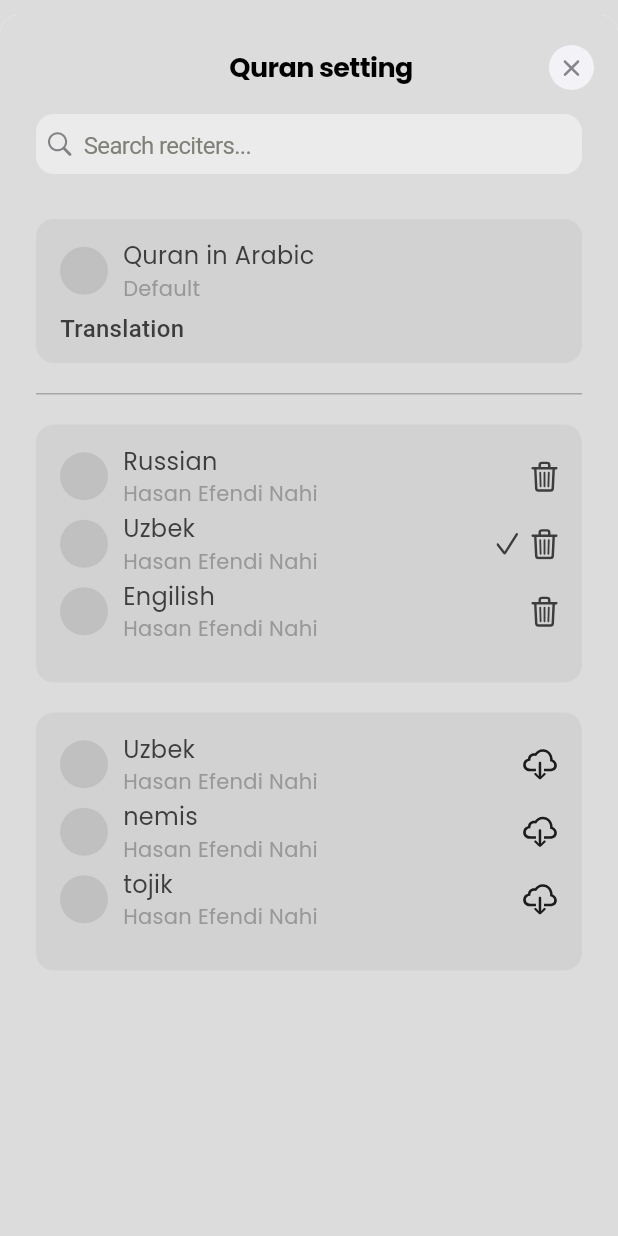
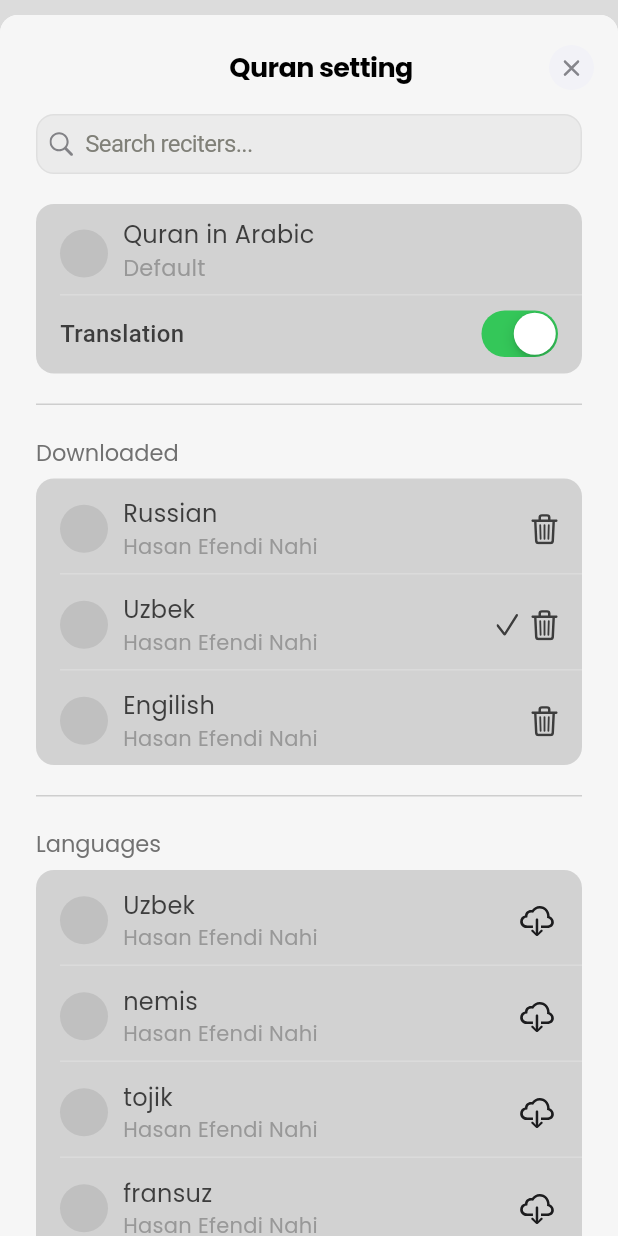
Before and after one commit to IbrohimJamoliddinov/Al-Quron, a Flutter app: what showSettingLanguage() shows on an empty page, opened directly, on a phone screen of 412 x 824 dp. Run offline on Flutter 3.47's test engine with Material 2 defaults, Android fonts, the phone set to English and light mode, and no system bars; our stand-ins replace carousel_slider, flutter_svg, modal_bottom_sheet, percent_indicator, permission_handler, shared_preferences and 1 more; missing offline and left inert: flutter_qiblah; accounts and stored records are empty; project files that could hold a hidden picture were left out.

Commit message:
Quran settings

```diff
--- a/lib/src/dialog/bottom_dialog.dart
+++ b/lib/src/dialog/bottom_dialog.dart
@@ -1,5 +1,4 @@
 import 'package:al_quran/src/models/language_model.dart';
-import 'package:al_quran/src/models/remove_language.dart';
 import 'package:al_quran/src/utils/app_theme.dart';
 import 'package:al_quran/src/widgets/text_switch.dart';
 import 'package:flutter/cupertino.dart';
@@ -287,7 +286,7 @@ class BottomDialog {
   }
 
   static void showSettingLanguage(BuildContext context) {
-    List<LanguageModel> data = [
+    List<LanguageModel> download = [
       LanguageModel(
         language: "Russian",
         name: "Hasan Efendi Nahi",
@@ -302,35 +301,34 @@ class BottomDialog {
       ),
     ];
 
-    List<RemoveLanguage> dataRemove = [
-      RemoveLanguage(
+    List<LanguageModel> language = [
+      LanguageModel(
         language: "Uzbek",
         name: "Hasan Efendi Nahi",
       ),
-      RemoveLanguage(
+      LanguageModel(
         language: "nemis",
         name: "Hasan Efendi Nahi",
       ),
-      RemoveLanguage(
+      LanguageModel(
         language: "tojik",
         name: "Hasan Efendi Nahi",
       ),
-      RemoveLanguage(
+      LanguageModel(
         language: "fransuz",
         name: "Hasan Efendi Nahi",
       )
     ];
 
-    int _selectedDelete = 1;
     int _selectedIndex = 1;
-    bool status = true;
+    bool isTranslate = true;
     CupertinoScaffold.showCupertinoModalBottomSheet(
       context: context,
       builder: (context) {
         return StatefulBuilder(
           builder: (context, setState) {
             return Scaffold(
-              backgroundColor: Color(0xFFDCDCDC),
+              backgroundColor: Color(0xFFF6F6F6),
               body: Column(
                 children: [
                   Container(
@@ -367,13 +365,16 @@ class BottomDialog {
                     ),
                   ),
                   Container(
-                    color: Color(0xFFDCDCDC),
-                    padding: EdgeInsets.only(left: 24.0, right: 24, bottom: 10),
+                    color: Colors.transparent,
+                    padding: EdgeInsets.only(left: 24.0, right: 24),
                     child: Container(
                       height: 40,
                       decoration: BoxDecoration(
                         borderRadius: BorderRadius.circular(12),
                         color: Color(0xFFEBEBEB),
+                        border: Border.all(
+                          color: Color(0xFFDFDFDF),
+                        ),
                       ),
                       child: Row(
                         children: [
@@ -411,6 +412,7 @@ class BottomDialog {
                   ),
                   Expanded(
                     child: ListView(
+                      padding: EdgeInsets.zero,
                       children: [
                         Container(
                           margin: EdgeInsets.only(
@@ -450,6 +452,7 @@ class BottomDialog {
                                           fontSize: 16,
                                           fontWeight: FontWeight.w400,
                                           letterSpacing: 0.2,
+                                          height: 1.2,
                                           fontFamily: AppTheme.fontPoppins,
                                           color: Color(0xFF3D3D3D),
                                         ),
@@ -457,7 +460,7 @@ class BottomDialog {
                                       Text(
                                         "Default",
                                         style: TextStyle(
-                                          fontSize: 14,
+                                          fontSize: 15,
                                           fontWeight: FontWeight.w400,
                                           letterSpacing: 0.2,
                                           fontFamily: AppTheme.fontPoppins,
@@ -467,6 +470,11 @@ class BottomDialog {
                                     ],
                                   )
                                 ],
+                              ),
+                              Container(
+                                margin: EdgeInsets.symmetric(vertical: 6),
+                                height: 1,
+                                color: Color(0xFFDBDBDB),
                               ),
                               Row(
                                 children: [
@@ -480,19 +488,22 @@ class BottomDialog {
                                     ),
                                   ),
                                   Spacer(),
-                                  Container(
-                                    width: 52,
-                                    height: 32,
-                                    // child: FlutterSwitch(
-                                    //   width: 52,
-                                    //   height: 32,
-                                    //   toggleSize: 27.0,
-                                    //   value: status,
-                                    //   borderRadius: 16.0,
-                                    //   activeColor: Colors.green,
-                                    //   onToggle: (value) {},
-                                    // ),
+                                  GestureDetector(
+                                    child: CupertinoSwitch(
+                                      value: isTranslate,
+                                      onChanged: (bool value) {
+                                        setState(() {
+                                          isTranslate = value;
+                                        });
+                                      },
                                     ),
+                                    onTap: () {
+                                      setState(() {
+                                        isTranslate = !isTranslate;
+                                      });
+                                    },
+                                  ),
+                                  SizedBox(width: 12),
                                 ],
                               ),
                             ],
@@ -500,15 +511,30 @@ class BottomDialog {
                         ),
                         Container(
                           height: 1,
-                          width: MediaQuery.of(context).size.width - 48,
-                          margin: EdgeInsets.only(left: 24, right: 24, top: 20),
-                          color: Color(0xFFA7A7A7),
+                          margin: EdgeInsets.only(
+                            left: 24,
+                            right: 24,
+                            top: 20,
+                            bottom: 20,
+                          ),
+                          color: Color(0xFFA7A7A7).withOpacity(0.5),
                         ),
                         Container(
-                          height: 172,
-                          margin: EdgeInsets.only(left: 24, right: 24, top: 20),
+                          margin: EdgeInsets.only(left: 24, right: 24),
+                          child: Text(
+                            "Downloaded",
+                            style: TextStyle(
+                              fontFamily: AppTheme.fontPoppins,
+                              fontSize: 15,
+                              color: Color(0xFF717171),
+                            ),
+                          ),
+                        ),
+                        Container(
+                          margin: EdgeInsets.only(left: 24, right: 24, top: 6),
                           padding: EdgeInsets.only(
-                              left: 16, top: 12, right: 16, bottom: 10),
+                            left: 16,
+                          ),
                           decoration: BoxDecoration(
                             color: Color(0xFFD2D2D2),
                             borderRadius: BorderRadius.circular(12),
@@ -516,14 +542,19 @@ class BottomDialog {
                           child: ListView.builder(
                             shrinkWrap: true,
                             physics: NeverScrollableScrollPhysics(),
-                            itemCount: data.length,
+                            itemCount: download.length,
+                            padding: EdgeInsets.zero,
                             itemBuilder: (context, index) {
-                              return GestureDetector(
+                              return Column(
+                                children: [
+                                  GestureDetector(
                                     onTap: () {
                                       setState(() {
                                         _selectedIndex = index;
                                       });
                                     },
+                                    child: Container(
+                                      color: Colors.transparent,
                                       child: Row(
                                         children: [
                                           Container(
@@ -531,7 +562,8 @@ class BottomDialog {
                                             height: 32,
                                             margin: EdgeInsets.only(right: 10),
                                             decoration: BoxDecoration(
-                                        borderRadius: BorderRadius.circular(16),
+                                              borderRadius:
+                                                  BorderRadius.circular(16),
                                               color: Color(0xFFC0C0C0),
                                             ),
                                           ),
@@ -541,22 +573,24 @@ class BottomDialog {
                                                   CrossAxisAlignment.start,
                                               children: [
                                                 Text(
-                                            data[index].language,
+                                                  download[index].language,
                                                   style: TextStyle(
                                                     fontSize: 16,
                                                     fontWeight: FontWeight.w400,
                                                     letterSpacing: 0.2,
-                                              fontFamily: AppTheme.fontPoppins,
+                                                    fontFamily:
+                                                        AppTheme.fontPoppins,
                                                     color: Color(0xFF3D3D3D),
                                                   ),
                                                 ),
                                                 Text(
-                                            data[index].name,
+                                                  download[index].name,
                                                   style: TextStyle(
                                                     fontSize: 14,
                                                     fontWeight: FontWeight.w400,
                                                     letterSpacing: 0.2,
-                                              fontFamily: AppTheme.fontPoppins,
+                                                    fontFamily:
+                                                        AppTheme.fontPoppins,
                                                     color: Color(0xFF989898),
                                                   ),
                                                 ),
@@ -573,18 +607,55 @@ class BottomDialog {
                                           ),
                                           SvgPicture.asset(
                                             "assets/icons/trash.svg",
-                                    )
+                                          ),
+                                          SizedBox(
+                                            width: 16,
+                                          ),
                                         ],
                                       ),
+                                      padding: EdgeInsets.only(
+                                        top: 11,
+                                        bottom: 7,
+                                      ),
+                                    ),
+                                  ),
+                                  index != download.length - 1
+                                      ? Container(
+                                          height: 1,
+                                          color: Color(0xFFDBDBDB),
+                                        )
+                                      : Container()
+                                ],
                               );
                             },
                           ),
                         ),
                         Container(
-                          height: 172,
-                          margin: EdgeInsets.only(left: 24, right: 24, top: 20),
+                          height: 1,
+                          margin: EdgeInsets.only(
+                            left: 24,
+                            right: 24,
+                            top: 20,
+                            bottom: 20,
+                          ),
+                          color: Color(0xFFA7A7A7).withOpacity(0.5),
+                        ),
+                        Container(
+                          margin: EdgeInsets.only(left: 24, right: 24),
+                          child: Text(
+                            "Languages",
+                            style: TextStyle(
+                              fontFamily: AppTheme.fontPoppins,
+                              fontSize: 15,
+                              color: Color(0xFF717171),
+                            ),
+                          ),
+                        ),
+                        Container(
+                          margin: EdgeInsets.only(left: 24, right: 24, top: 6),
                           padding: EdgeInsets.only(
-                              left: 16, top: 12, right: 16, bottom: 10),
+                            left: 16,
+                          ),
                           decoration: BoxDecoration(
                             color: Color(0xFFD2D2D2),
                             borderRadius: BorderRadius.circular(12),
@@ -592,14 +663,13 @@ class BottomDialog {
                           child: ListView.builder(
                             shrinkWrap: true,
                             physics: NeverScrollableScrollPhysics(),
-                            itemCount: data.length,
+                            itemCount: language.length,
+                            padding: EdgeInsets.zero,
                             itemBuilder: (context, index) {
-                              return GestureDetector(
-                                onTap: () {
-                                  setState(() {
-                                    _selectedDelete = index;
-                                  });
-                                },
+                              return Column(
+                                children: [
+                                  Container(
+                                    color: Colors.transparent,
                                     child: Row(
                                       children: [
                                         Container(
@@ -607,7 +677,8 @@ class BottomDialog {
                                           height: 32,
                                           margin: EdgeInsets.only(right: 10),
                                           decoration: BoxDecoration(
-                                        borderRadius: BorderRadius.circular(16),
+                                            borderRadius:
+                                                BorderRadius.circular(16),
                                             color: Color(0xFFC0C0C0),
                                           ),
                                         ),
@@ -617,22 +688,24 @@ class BottomDialog {
                                                 CrossAxisAlignment.start,
                                             children: [
                                               Text(
-                                            dataRemove[index].language,
+                                                language[index].language,
                                                 style: TextStyle(
                                                   fontSize: 16,
                                                   fontWeight: FontWeight.w400,
                                                   letterSpacing: 0.2,
-                                              fontFamily: AppTheme.fontPoppins,
+                                                  fontFamily:
+                                                      AppTheme.fontPoppins,
                                                   color: Color(0xFF3D3D3D),
                                                 ),
                                               ),
                                               Text(
-                                            dataRemove[index].name,
+                                                language[index].name,
                                                 style: TextStyle(
                                                   fontSize: 14,
                                                   fontWeight: FontWeight.w400,
                                                   letterSpacing: 0.2,
-                                              fontFamily: AppTheme.fontPoppins,
+                                                  fontFamily:
+                                                      AppTheme.fontPoppins,
                                                   color: Color(0xFF989898),
                                                 ),
                                               ),
@@ -640,11 +713,27 @@ class BottomDialog {
                                           ),
                                         ),
                                         SvgPicture.asset(
-                                      "assets/icons/dowloud.svg",
-                                    )
+                                          "assets/icons/cloud.svg",
+                                        ),
+                                        SizedBox(
+                                          width: 16,
+                                        ),
                                       ],
                                     ),
+                                    padding: EdgeInsets.only(
+                                      top: 11,
+                                      bottom: 7,
+                                    ),
+                                  ),
+                                  index != language.length - 1
+                                      ? Container(
+                                          height: 1,
+                                          color: Color(0xFFDBDBDB),
+                                        )
+                                      : Container()
+                                ],
                               );
+                              ;
                             },
                           ),
                         ),
--- a/lib/src/models/remove_language.dart
+++ /dev/null
@@ -1,9 +0,0 @@
-class RemoveLanguage {
-  String language;
-  String name;
-
-  RemoveLanguage({
-     this.language = "Uzbek",
-     this.name = "Hasan Efendi Nahi",
-  });
-}
```
Also changed, not shown: assets/icons/dowloud.svg (deleted). Lines whose indentation alone changed are shown as unchanged.
